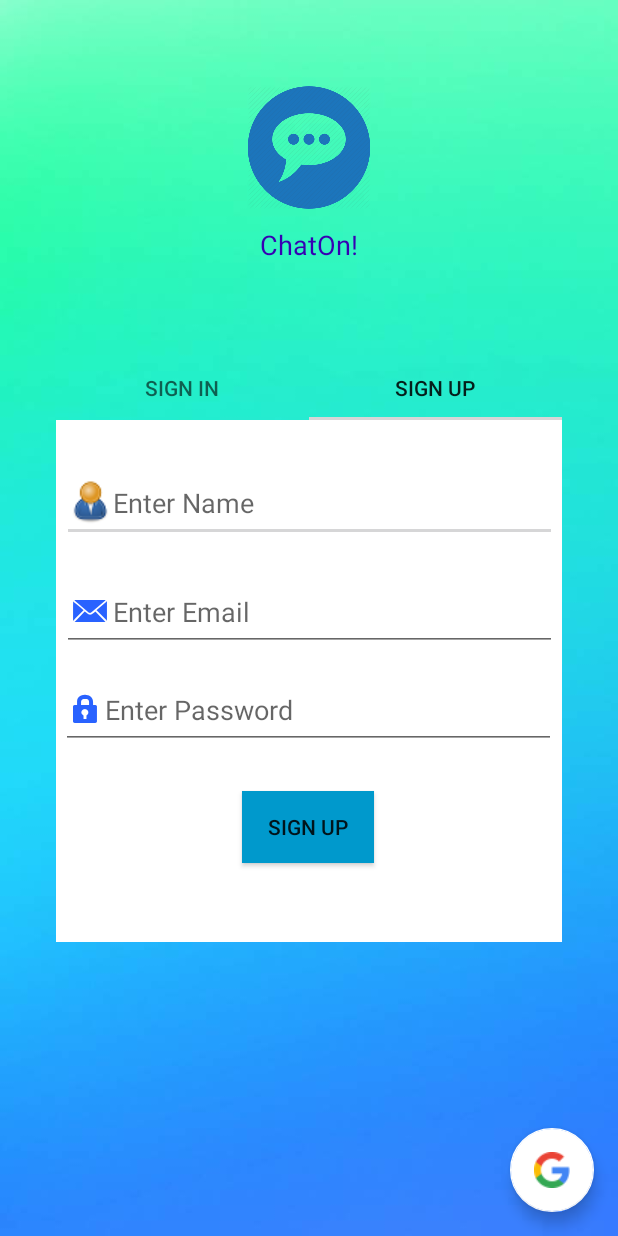
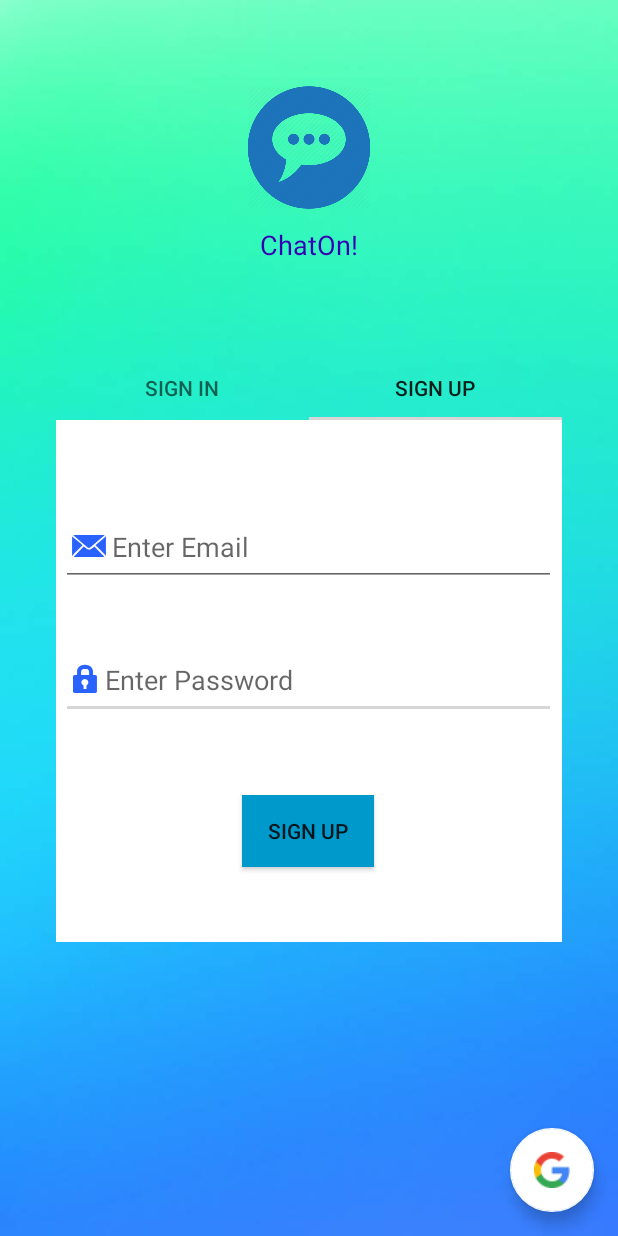
Before and after one commit to LethDz/ChatOn, an Android app: the screen it shows after launch (MainActivity), tab 2 chosen, on a phone screen of 412 x 824 dp. Run offline under Robolectric (Android 15) with nearby library versions, the phone set to English and light mode, and no system bars; our stand-ins replace Firebase (no records; nobody signed in at launch, a user with empty details on screens opened directly).

Commit message:
Feature/001/Write The Login Function and SignUp Function

```diff
--- a/app/src/main/AndroidManifest.xml
+++ b/app/src/main/AndroidManifest.xml
@@ -12,7 +12,6 @@
         android:roundIcon="@mipmap/ic_launcher_round"
         android:supportsRtl="true"
         android:theme="@style/AppTheme">
-        <activity android:name=".SignUpActivity"></activity>
         <activity
             android:name=".MainActivity"
             android:label="@string/app_name"
--- /dev/null
+++ b/app/src/main/java/com/lethdz/onlinechatdemo/FirebaseSingleton.java
@@ -0,0 +1,39 @@
+package com.lethdz.onlinechatdemo;
+
+import com.google.firebase.auth.FirebaseAuth;
+import com.google.firebase.auth.FirebaseUser;
+import com.lethdz.onlinechatdemo.modal.User;
+
+public class FirebaseSingleton {
+    // Create an object of SingleObject
+    private static FirebaseSingleton instance;
+    private FirebaseAuth mAuth;
+
+    // Get the only object available
+    public static FirebaseSingleton getInstance() {
+        if (instance == null) {
+            instance = new FirebaseSingleton();
+        }
+
+        return instance;
+    }
+
+    // Make the constructor private so that this class cannot be instantiated
+    private FirebaseSingleton() {
+        this.mAuth = FirebaseAuth.getInstance();
+    }
+
+    public FirebaseAuth getmAuth() {
+        return mAuth;
+    }
+
+    public User getCurrentUserInformation() {
+        if (mAuth != null) {
+            FirebaseUser user = mAuth.getCurrentUser();
+            if (user != null) {
+                return new User(user.getDisplayName(), user.getEmail(), user.getPhotoUrl(), user.isEmailVerified());
+            }
+        }
+        return null;
+    }
+}
--- a/app/src/main/java/com/lethdz/onlinechatdemo/MainActivity.java
+++ b/app/src/main/java/com/lethdz/onlinechatdemo/MainActivity.java
@@ -5,19 +5,16 @@ import android.os.Bundle;
 import com.google.android.material.floatingactionbutton.FloatingActionButton;
 import com.google.android.material.snackbar.Snackbar;
 import com.google.android.material.tabs.TabLayout;
-import com.google.firebase.auth.FirebaseAuth;
 import com.google.firebase.auth.FirebaseUser;
 
 import androidx.appcompat.app.AppCompatActivity;
-import androidx.constraintlayout.widget.ConstraintLayout;
 import androidx.viewpager.widget.PagerAdapter;
 import androidx.viewpager.widget.ViewPager;
 
-import android.view.LayoutInflater;
 import android.view.View;
 
 public class MainActivity extends AppCompatActivity {
-    private FirebaseAuth mAuth;
+    private FirebaseSingleton instance;
     private TabLayout signInOption;
     private ViewPager viewPager;
 
@@ -35,8 +32,8 @@ public class MainActivity extends AppCompatActivity {
             }
         });
 
-        //Initialize Firebase Auth
-        mAuth = FirebaseAuth.getInstance();
+        //Initialize Firebase SingleTon
+        instance = FirebaseSingleton.getInstance();
         //Setup Pager
         setupTabPager();
     }
@@ -72,6 +69,6 @@ public class MainActivity extends AppCompatActivity {
     protected void onStart() {
         super.onStart();
         // Check if user is signed in (non-null) and update UI accordingly.
-        FirebaseUser currentUser = mAuth.getCurrentUser();
+        FirebaseUser currentUser = instance.getmAuth().getCurrentUser();
     }
 }
--- a/app/src/main/java/com/lethdz/onlinechatdemo/ViewPagerAdapter.java
+++ b/app/src/main/java/com/lethdz/onlinechatdemo/ViewPagerAdapter.java
@@ -3,6 +3,9 @@ package com.lethdz.onlinechatdemo;
 import androidx.fragment.app.Fragment;
 import androidx.fragment.app.FragmentManager;
 import androidx.fragment.app.FragmentPagerAdapter;
+
+import com.lethdz.onlinechatdemo.auth.LoginFragment;
+import com.lethdz.onlinechatdemo.auth.SignUpFragment;
 
 public class ViewPagerAdapter extends FragmentPagerAdapter {
     int tabCount;
--- a/app/src/main/java/com/lethdz/onlinechatdemo/LoginFragment.java
+++ b/app/src/main/java/com/lethdz/onlinechatdemo/auth/LoginFragment.java
@@ -1,14 +1,27 @@
-package com.lethdz.onlinechatdemo;
+package com.lethdz.onlinechatdemo.auth;
 
 import android.content.Context;
 import android.net.Uri;
 import android.os.Bundle;
 
+import androidx.annotation.NonNull;
+import androidx.annotation.Nullable;
 import androidx.fragment.app.Fragment;
 
+import android.util.Log;
 import android.view.LayoutInflater;
 import android.view.View;
 import android.view.ViewGroup;
+import android.widget.Button;
+import android.widget.EditText;
+import android.widget.Toast;
+
+import com.google.android.gms.tasks.OnCompleteListener;
+import com.google.android.gms.tasks.Task;
+import com.google.firebase.auth.AuthResult;
+import com.lethdz.onlinechatdemo.FirebaseSingleton;
+import com.lethdz.onlinechatdemo.R;
+import com.lethdz.onlinechatdemo.modal.User;
 
 
 /**
@@ -28,6 +41,9 @@ public class LoginFragment extends Fragment {
     // TODO: Rename and change types of parameters
     private String mParam1;
     private String mParam2;
+
+    // TODO: Declare an instance of FirebaseSingleton
+    private FirebaseSingleton instance;
 
     private OnFragmentInteractionListener mListener;
 
@@ -60,6 +76,8 @@ public class LoginFragment extends Fragment {
             mParam1 = getArguments().getString(ARG_PARAM1);
             mParam2 = getArguments().getString(ARG_PARAM2);
         }
+        // TODO: Initialize Firebase Auth
+        instance = FirebaseSingleton.getInstance();
     }
 
     @Override
@@ -67,6 +85,12 @@ public class LoginFragment extends Fragment {
                              Bundle savedInstanceState) {
         // Inflate the layout for this fragment
         return inflater.inflate(R.layout.login_field, container, false);
+    }
+
+    @Override
+    public void onViewCreated(@NonNull View view, @Nullable Bundle savedInstanceState) {
+        super.onViewCreated(view, savedInstanceState);
+        signIn(view);
     }
 
     // TODO: Rename method, update argument and hook method into UI event
@@ -79,12 +103,6 @@ public class LoginFragment extends Fragment {
     @Override
     public void onAttach(Context context) {
         super.onAttach(context);
-//        if (context instanceof OnFragmentInteractionListener) {
-//            mListener = (OnFragmentInteractionListener) context;
-//        } else {
-//            throw new RuntimeException(context.toString()
-//                    + " must implement OnFragmentInteractionListener");
-//        }
     }
 
     @Override
@@ -107,4 +125,44 @@ public class LoginFragment extends Fragment {
         // TODO: Update argument type and name
         void onFragmentInteraction(Uri uri);
     }
+
+    /**
+     * signIn Function:
+     * @param view
+     * Login the user to the system. The records are stored in Firebase Cloud.
+     * Create a new signIn method which takes in an email address and password,
+     * validates them, and then signs a user in with the signInWithEmailAndPassword method.
+     */
+    private static EditText txtEmail;
+    private static EditText txtPassword;
+    private static Button btnLogin;
+
+    public void signIn(View view) {
+        txtEmail = view.findViewById(R.id.txt_Email);
+        txtPassword = view.findViewById(R.id.txt_Password);
+        btnLogin = view.findViewById(R.id.btn_Login);
+
+        btnLogin.setOnClickListener(new View.OnClickListener() {
+            @Override
+            public void onClick(View v) {
+                instance.getmAuth().signInWithEmailAndPassword(
+                        txtEmail.getText().toString(),
+                        txtPassword.getText().toString())
+                        .addOnCompleteListener(getActivity(), new OnCompleteListener<AuthResult>() {
+                            @Override
+                            public void onComplete(@NonNull Task<AuthResult> task) {
+                                if(task.isSuccessful()) {
+                                    Log.d("Tag", "signInWithEmail:success");
+                                    User user = instance.getCurrentUserInformation();
+                                } else {
+                                    Log.w("waring", "signInWithEmail:failure", task.getException());
+                                    Toast.makeText(getContext(), "Authentication failed.", Toast.LENGTH_SHORT)
+                                            .show();
+                                }
+                            }
+                        });
+
+            }
+        });
+    }
 }
--- a/app/src/main/java/com/lethdz/onlinechatdemo/SignUpFragment.java
+++ b/app/src/main/java/com/lethdz/onlinechatdemo/auth/SignUpFragment.java
@@ -1,14 +1,27 @@
-package com.lethdz.onlinechatdemo;
+package com.lethdz.onlinechatdemo.auth;
 
 import android.content.Context;
 import android.net.Uri;
 import android.os.Bundle;
 
+import androidx.annotation.NonNull;
+import androidx.annotation.Nullable;
 import androidx.fragment.app.Fragment;
 
+import android.util.Log;
 import android.view.LayoutInflater;
 import android.view.View;
 import android.view.ViewGroup;
+import android.widget.Button;
+import android.widget.EditText;
+import android.widget.Toast;
+
+import com.google.android.gms.tasks.OnCompleteListener;
+import com.google.android.gms.tasks.Task;
+import com.google.firebase.auth.AuthResult;
+import com.lethdz.onlinechatdemo.FirebaseSingleton;
+import com.lethdz.onlinechatdemo.R;
+import com.lethdz.onlinechatdemo.modal.User;
 
 
 /**
@@ -24,6 +37,9 @@ public class SignUpFragment extends Fragment {
     // the fragment initialization parameters, e.g. ARG_ITEM_NUMBER
     private static final String ARG_PARAM1 = "param1";
     private static final String ARG_PARAM2 = "param2";
+
+    // TODO: Declare an instance of FirebaseSingleton
+    private FirebaseSingleton instance;
 
     // TODO: Rename and change types of parameters
     private String mParam1;
@@ -60,6 +76,8 @@ public class SignUpFragment extends Fragment {
             mParam1 = getArguments().getString(ARG_PARAM1);
             mParam2 = getArguments().getString(ARG_PARAM2);
         }
+        // TODO: Initialize Firebase Auth
+        instance = FirebaseSingleton.getInstance();
     }
 
     @Override
@@ -67,6 +85,13 @@ public class SignUpFragment extends Fragment {
                              Bundle savedInstanceState) {
         // Inflate the layout for this fragment
         return inflater.inflate(R.layout.sign_up_field, container, false);
+    }
+
+    @Override
+    public void onViewCreated(@NonNull View view, @Nullable Bundle savedInstanceState) {
+        super.onViewCreated(view, savedInstanceState);
+        // signUp Function
+        signUp(view);
     }
 
     // TODO: Rename method, update argument and hook method into UI event
@@ -79,12 +104,6 @@ public class SignUpFragment extends Fragment {
     @Override
     public void onAttach(Context context) {
         super.onAttach(context);
-//        if (context instanceof OnFragmentInteractionListener) {
-//            mListener = (OnFragmentInteractionListener) context;
-//        } else {
-//            throw new RuntimeException(context.toString()
-//                    + " must implement OnFragmentInteractionListener");
-//        }
     }
 
     @Override
@@ -107,4 +126,43 @@ public class SignUpFragment extends Fragment {
         // TODO: Update argument type and name
         void onFragmentInteraction(Uri uri);
     }
+
+    /**
+     * signUp Function:
+     * @param view
+     * Register new user to the system. The records are stored in Firebase Cloud.
+     * Create a new createAccount method which takes in an email address and password,
+     * validates them and then creates a new user with the createUserWithEmailAndPassword method.
+     */
+    private static EditText txtEmail;
+    private static EditText txtPassword;
+    private static Button btnSignUp;
+
+    public void signUp(View view) {
+        txtEmail = view.findViewById(R.id.txt_EmailSignUp);
+        txtPassword = view.findViewById(R.id.txt_Password);
+        btnSignUp = view.findViewById(R.id.btn_SignUp);
+
+        btnSignUp.setOnClickListener(new View.OnClickListener() {
+            @Override
+            public void onClick(View v) {
+                instance.getmAuth().createUserWithEmailAndPassword(
+                        txtEmail.getText().toString(),
+                        txtPassword.getText().toString())
+                        .addOnCompleteListener(getActivity(), new OnCompleteListener<AuthResult>() {
+                            @Override
+                            public void onComplete(@NonNull Task<AuthResult> task) {
+                                if (task.isSuccessful()) {
+                                    // Sign in success, update UI with the signed-in user's information
+                                    Log.d("Info", "createUserWithEmail: success");
+                                    User user = instance.getCurrentUserInformation();
+                                } else {
+                                    Log.w("warn", "createUserWithEmail: failure", task.getException());
+                                    Toast.makeText(getContext(), "Authentication failed", Toast.LENGTH_SHORT).show();
+                                }
+                            }
+                        });
+            }
+        });
+    }
 }
--- a/app/src/main/res/layout/login_field.xml
+++ b/app/src/main/res/layout/login_field.xml
@@ -5,7 +5,7 @@
     android:id="@+id/login_layout"
     android:layout_width="match_parent"
     android:layout_height="match_parent"
-    tools:context=".LoginFragment"
+    tools:context=".auth.LoginFragment"
     >
 
     <EditText
@@ -42,7 +42,7 @@
         app:layout_constraintVertical_bias="0.20" />
 
     <Button
-        android:id="@+id/btnLogin"
+        android:id="@+id/btn_Login"
         android:layout_width="wrap_content"
         android:layout_height="wrap_content"
         android:background="@android:color/holo_blue_dark"
--- a/app/src/main/res/layout/sign_up_field.xml
+++ b/app/src/main/res/layout/sign_up_field.xml
@@ -6,35 +6,21 @@
     android:layout_width="match_parent"
     android:layout_height="match_parent"
     android:orientation="vertical"
-    tools:context=".SignUpFragment">
-
-    <EditText
-        android:id="@+id/txt_NameSignUp"
-        android:layout_width="330dp"
-        android:layout_height="51dp"
-        android:drawableStart="@drawable/user_icon"
-        android:ems="10"
-        android:hint="Enter Name"
-        android:inputType="textPersonName"
-        app:layout_constraintBottom_toBottomOf="parent"
-        app:layout_constraintEnd_toEndOf="parent"
-        app:layout_constraintHorizontal_bias="0.506"
-        app:layout_constraintStart_toStartOf="parent"
-        app:layout_constraintTop_toTopOf="parent"
-        app:layout_constraintVertical_bias="0.100000024" />
+    tools:context=".auth.SignUpFragment">
 
     <Button
-        android:id="@+id/btnLogin2"
+        android:id="@+id/btn_SignUp"
         android:layout_width="wrap_content"
         android:layout_height="wrap_content"
         android:background="@android:color/holo_blue_dark"
+        android:onClick="signUp"
         android:text="Sign Up"
         app:layout_constraintBottom_toBottomOf="parent"
         app:layout_constraintEnd_toEndOf="parent"
         app:layout_constraintHorizontal_bias="0.498"
         app:layout_constraintStart_toStartOf="parent"
         app:layout_constraintTop_toBottomOf="@+id/txt_PasswordSignUp"
-        app:layout_constraintVertical_bias="0.35" />
+        app:layout_constraintVertical_bias="0.50" />
 
     <EditText
         android:id="@+id/txt_PasswordSignUp"
@@ -50,7 +36,7 @@
         app:layout_constraintHorizontal_bias="0.493"
         app:layout_constraintStart_toStartOf="parent"
         app:layout_constraintTop_toBottomOf="@+id/txt_EmailSignUp"
-        app:layout_constraintVertical_bias="0.100000024" />
+        app:layout_constraintVertical_bias="0.20" />
 
     <EditText
         android:id="@+id/txt_EmailSignUp"
@@ -64,8 +50,8 @@
         android:textSize="18sp"
         app:layout_constraintBottom_toBottomOf="parent"
         app:layout_constraintEnd_toEndOf="parent"
-        app:layout_constraintHorizontal_bias="0.506"
+        app:layout_constraintHorizontal_bias="0.493"
         app:layout_constraintStart_toStartOf="parent"
-        app:layout_constraintTop_toBottomOf="@+id/txt_NameSignUp"
-        app:layout_constraintVertical_bias="0.100000024" />
+        app:layout_constraintTop_toTopOf="parent"
+        app:layout_constraintVertical_bias="0.20" />
 </androidx.constraintlayout.widget.ConstraintLayout>
```
Also changed, not shown: app/src/main/java/com/lethdz/onlinechatdemo/SignUpActivity.java (deleted, +0 -27 lines), app/src/main/java/com/lethdz/onlinechatdemo/modal/User.java (added, +62 -0 lines), app/src/main/res/layout/activity_sign_up.xml (deleted, +0 -9 lines).
